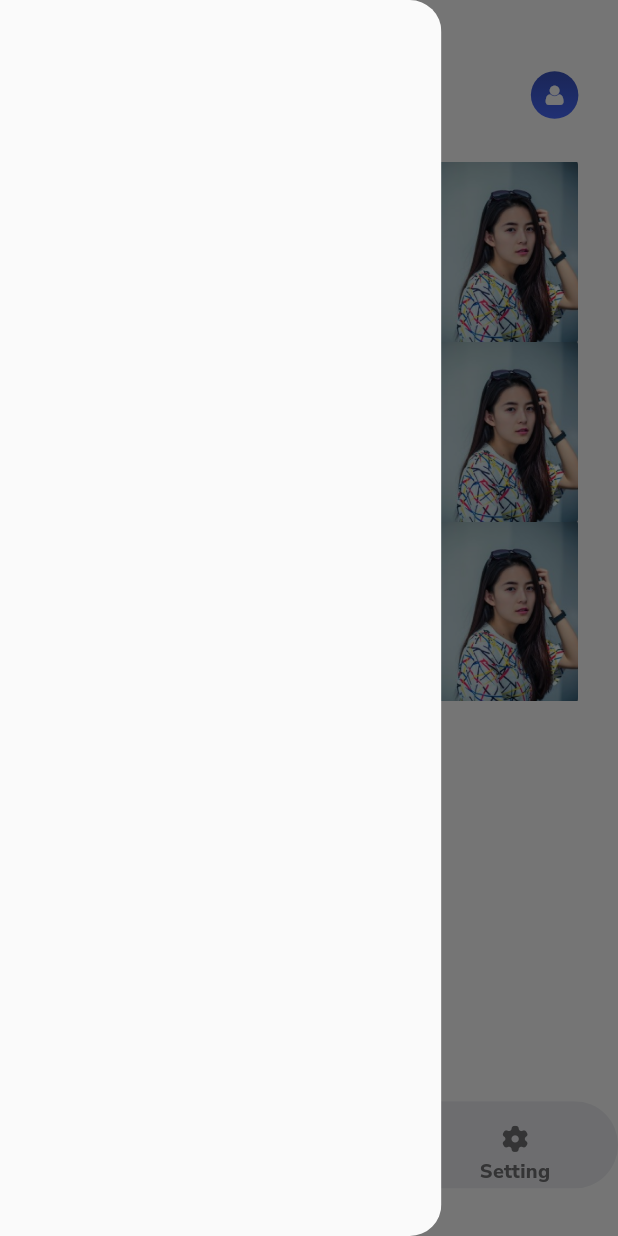
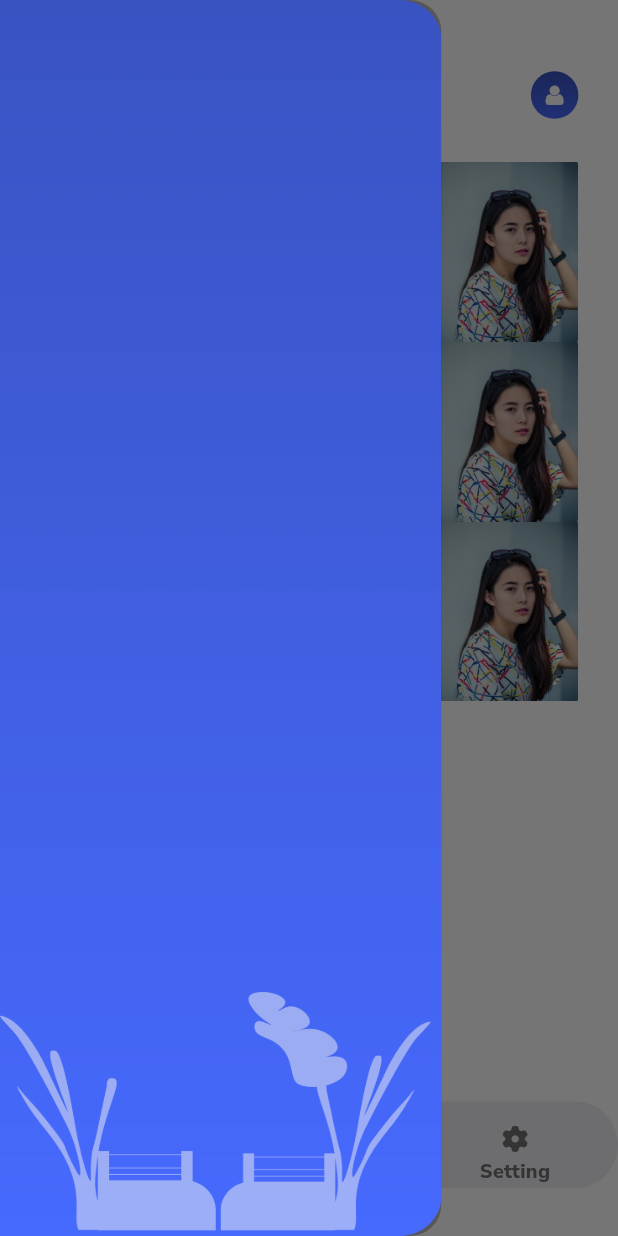
Before and after one commit to alihadi5125/turnip, a Flutter app: the HomePageViewScreen screen opened directly, with the side drawer open, on a phone screen of 412 x 824 dp. Run offline on Flutter 3.47's test engine with Material 2 defaults, Android fonts, the phone set to English and light mode, and no system bars; our stand-ins replace bloc, device_preview, flutter_bloc, flutter_screenutil, google_fonts.

Commit message:
13-June-2022 (03)

```diff
--- a/lib/models/utils/app_drawer.dart
+++ b/lib/models/utils/app_drawer.dart
@@ -1,14 +1,14 @@
 import 'package:flutter/material.dart';
 import 'package:flutter_screenutil/flutter_screenutil.dart';
-
 
 class AppDrawer extends StatelessWidget {
   const AppDrawer({Key? key}) : super(key: key);
 
   @override
   Widget build(BuildContext context) {
-    return Container(
-      width: 1.sw/1.4,
+    return SizedBox(
+      height: 1.sh,
+      width: 1.sw / 1.4,
       child: ClipRRect(
         borderRadius: BorderRadius.only(
           topRight: Radius.circular(80.sp),
@@ -16,6 +16,26 @@ class AppDrawer extends StatelessWidget {
         ),
         child: Drawer(
           elevation: 0.0,
+          backgroundColor: Colors.black26,
+          child: Container(
+            height: 1.sh,
+            width: 1.sw,
+            decoration: const BoxDecoration(
+              image: DecorationImage(
+                  image: AssetImage('assets/images/Group 298.png'),
+                  fit: BoxFit.fill),
+            ),
+            child: Stack(
+              children: [
+                Positioned(
+                  top: 0.sp,
+                  left: 0.sp,
+                  right: 0.sp,
+                  child: Container(),
+                ),
+              ],
+            ),
+          ),
           // child: ListView(
           //   shrinkWrap: true,
           //   padding: EdgeInsets.zero,
--- a/lib/views/home_views/home_pageview_screen.dart
+++ b/lib/views/home_views/home_pageview_screen.dart
@@ -6,9 +6,6 @@ import 'package:turnip/views/home_views/setting_tab_views/setting_tab_screen.dar
 
 import '../../controllers/cubits/home_page_view_index_cubit.dart';
 import '../../models/utils/app_drawer.dart';
-import '../../models/utils/app_icons.dart';
-import '../../models/utils/app_strings.dart';
-import '../custom_widgets/app_bar.dart';
 import '../custom_widgets/bottom_navigation_bar.dart';
 import '../custom_widgets/floating_action_button.dart';
 import 'home_tab_views/home_tab_screen.dart';
@@ -47,9 +44,9 @@ class _HomePageViewScreenState extends State<HomePageViewScreen> {
             child: PageView(
               physics: const NeverScrollableScrollPhysics(),
               controller: homePageViewController,
-              children:  [
-                const HomeTabScreen(), //0
-                const CreateTabScreen(), //1
+              children:  const [
+                HomeTabScreen(), //0
+                CreateTabScreen(), //1
                 // SettingTabScreen(
                 //   homePageViewController: homePageViewController,
                 // ), //2
```
Also changed, not shown: assets/images/Group 298.png (added), assets/images/Group 299.png (added), assets/images/Rectangle 66.png (added).
